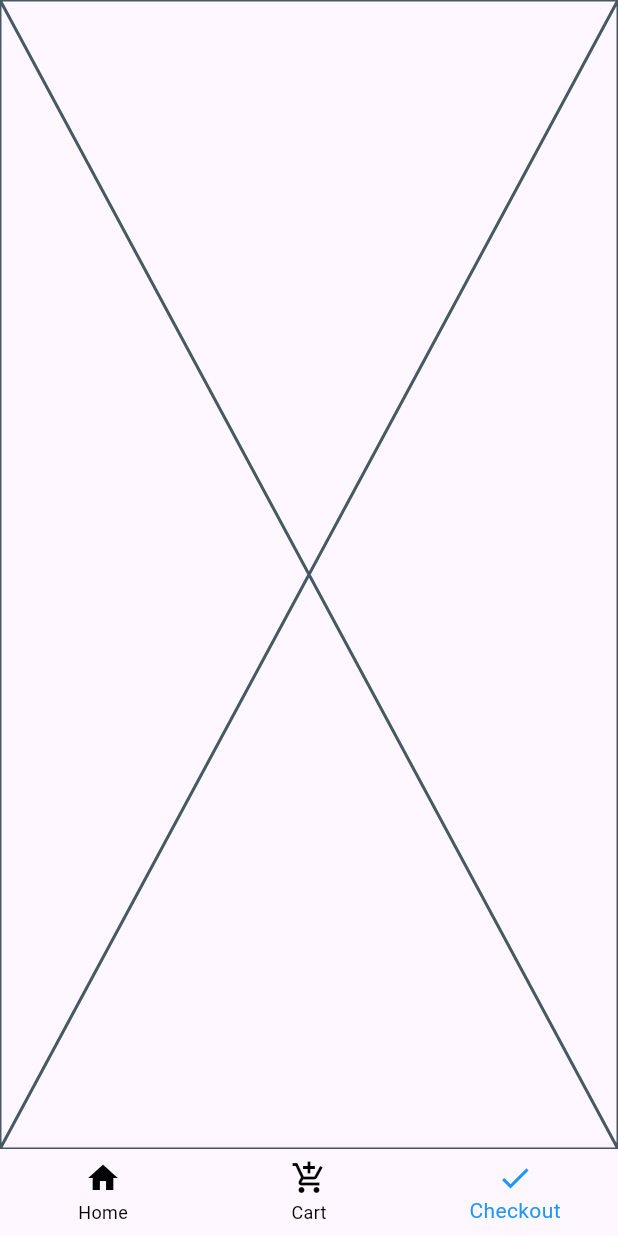
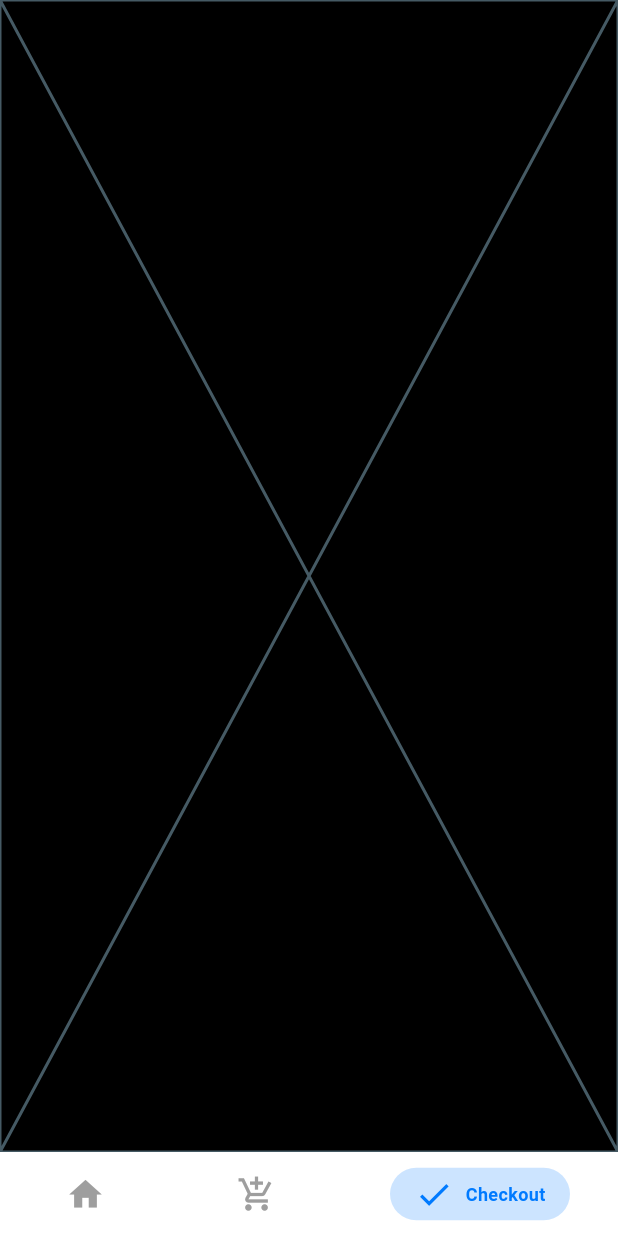
Before and after one commit to nikirana22/ecom, a Flutter app: the screen it shows after launch, item 3 of the bottom bar chosen, on a phone screen of 412 x 824 dp. Run offline on Flutter 3.47's test engine with Material 2 defaults, Android fonts, the phone set to English and light mode, and no system bars; drawn by our look-alikes of persistent_bottom_nav_bar; our stand-ins replace dio, responsive_sizer; network calls fail.

Commit message:
feat: implemented persistent_bottom_nav_bar lib.

```diff
--- a/lib/screen/home_screen.dart
+++ b/lib/screen/home_screen.dart
@@ -1,7 +1,6 @@
 import 'package:flutter/material.dart';
-import 'package:provider/provider.dart';
+import 'package:persistent_bottom_nav_bar/persistent_tab_view.dart';
 import '/screen/product_screen.dart';
-import '/provider/home_provider.dart';
 import '/screen/cart_screen.dart';
 import '/screen/checkout_screen.dart';
 
@@ -16,24 +15,27 @@ class HomeScreen extends StatelessWidget {
 
   @override
   Widget build(BuildContext context) {
-    int index =
-        context.select<HomeProvider, int>((value) => value.currentPageIndex);
-
-    return Scaffold(
-      body: SafeArea(child: _screens[index]),
-      bottomNavigationBar: BottomNavigationBar(
-        currentIndex: index,
-        selectedItemColor: Colors.blue,
-        unselectedItemColor: Colors.black,
-        onTap: (index) => context.read<HomeProvider>().updateIndex(index),
-        items: const [
-          BottomNavigationBarItem(icon: Icon(Icons.home), label: 'Home'),
-          BottomNavigationBarItem(
-              icon: Icon(Icons.add_shopping_cart_outlined), label: 'Cart'),
-          BottomNavigationBarItem(
-              icon: Icon(Icons.check_outlined), label: 'Checkout')
-        ],
-      ),
+    return PersistentTabView(
+      context,
+      screens: _screens,
+      items: _buildItems(),
     );
   }
+
+  List<PersistentBottomNavBarItem> _buildItems() {
+    return [
+      PersistentBottomNavBarItem(
+          inactiveColorPrimary: Colors.grey,
+          icon: const Icon(Icons.home),
+          title: 'Home'),
+      PersistentBottomNavBarItem(
+          inactiveColorPrimary: Colors.grey,
+          icon: const Icon(Icons.add_shopping_cart_outlined),
+          title: 'Cart'),
+      PersistentBottomNavBarItem(
+          inactiveColorPrimary: Colors.grey,
+          icon: const Icon(Icons.check_outlined),
+          title: 'Checkout'),
+    ];
+  }
 }
--- a/pubspec.yaml
+++ b/pubspec.yaml
@@ -39,6 +39,7 @@ dependencies:
   dio: ^5.3.3
   responsive_sizer: ^3.2.0
   flutter_staggered_grid_view: ^0.7.0
+  persistent_bottom_nav_bar: ^5.0.2
 
 dev_dependencies:
   flutter_test:
```
Also changed, not shown: pubspec.lock.
